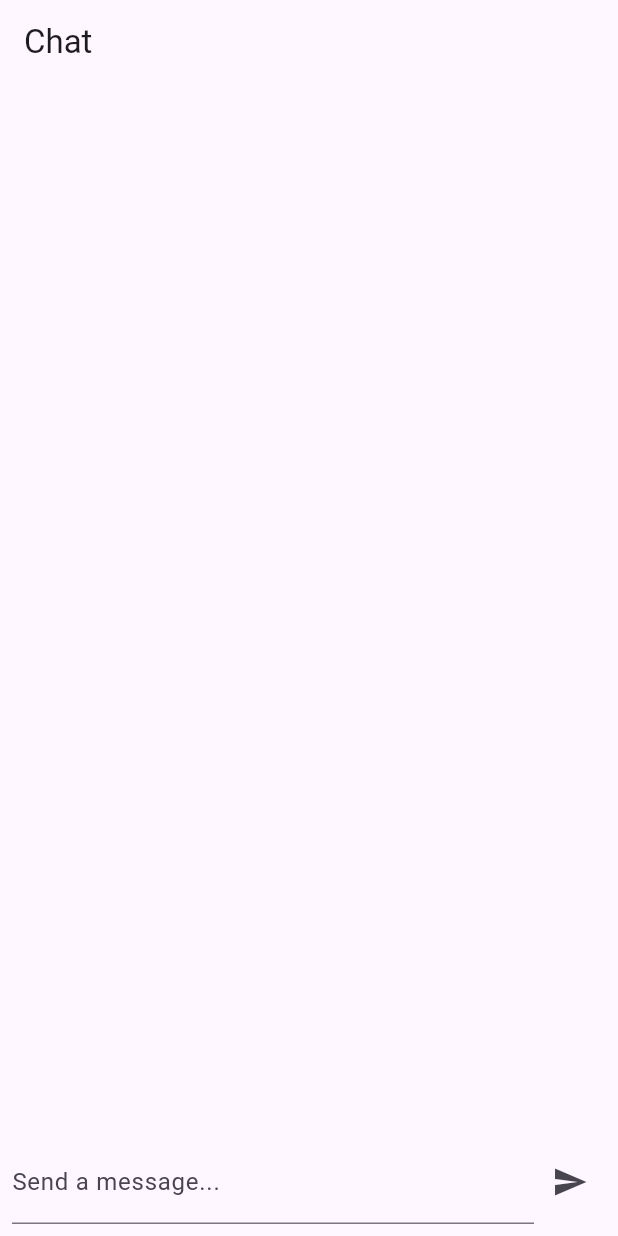
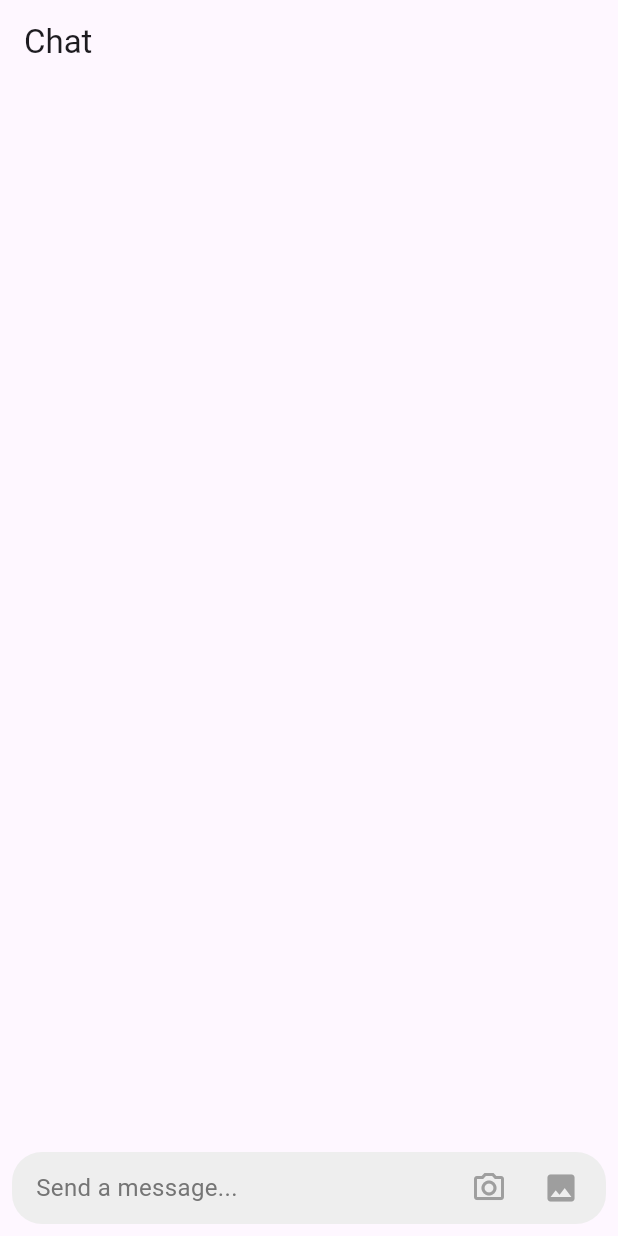
Before and after one commit to andunieee/smallities, a Flutter app: the screen it shows after launch, on a phone screen of 412 x 824 dp. Run offline on Flutter 3.47's test engine with Material 3 defaults, Android fonts, the phone set to English and light mode, and no system bars; our stand-ins replace image_picker; missing offline and left inert: rinf.

Commit message:
fancier text input

```diff
--- a/analysis_options.yaml
+++ b/analysis_options.yaml
@@ -21,8 +21,9 @@ linter:
   # `// ignore_for_file: name_of_lint` syntax on the line or in the file
   # producing the lint.
   rules:
-    # avoid_print: false  # Uncomment to disable the `avoid_print` rule
-    # prefer_single_quotes: true  # Uncomment to enable the `prefer_single_quotes` rule
+    unnecessary_this: false
+    avoid_print: false
+    prefer_double_quotes: true
 
 # Additional information about this file can be found at
 # https://dart.dev/guides/language/analysis-options
--- /dev/null
+++ b/lib/chat/chat_input_field.dart
@@ -0,0 +1,119 @@
+import "package:flutter/material.dart";
+import "package:image_picker/image_picker.dart";
+import "package:smallities/src/bindings/signals/signals.dart";
+
+class ChatUITextField extends StatefulWidget {
+  const ChatUITextField({super.key});
+
+  @override
+  State<ChatUITextField> createState() => _ChatUITextFieldState();
+}
+
+class _ChatUITextFieldState extends State<ChatUITextField> {
+  final ImagePicker _imagePicker = ImagePicker();
+  final focusNode = FocusNode();
+  final TextEditingController textEditingController = TextEditingController();
+
+  @override
+  void initState() {
+    super.initState();
+    this.textEditingController.addListener(() {
+      this.setState(() {});
+    });
+  }
+
+  @override
+  void dispose() {
+    this.textEditingController.dispose();
+    super.dispose();
+  }
+
+  @override
+  Widget build(BuildContext context) {
+    final outlineBorder = OutlineInputBorder(
+      borderSide: const BorderSide(color: Colors.transparent),
+      borderRadius: BorderRadius.circular(20),
+    );
+
+    return Container(
+      padding: const EdgeInsets.symmetric(horizontal: 6),
+      margin: const EdgeInsets.symmetric(vertical: 8, horizontal: 8),
+      decoration: BoxDecoration(
+        borderRadius: BorderRadius.circular(20),
+        color: Colors.grey[200],
+      ),
+      child: Row(
+        children: [
+          Expanded(
+            child: TextField(
+              focusNode: this.focusNode,
+              controller: this.textEditingController,
+              onSubmitted: (_) {
+                this.onSubmit();
+              },
+              style: const TextStyle(color: Colors.black),
+              maxLines: 5,
+              minLines: 1,
+              decoration: InputDecoration(
+                hintText: "Send a message...",
+                fillColor: Colors.grey[200],
+                filled: true,
+                hintStyle: TextStyle(
+                  fontSize: 16,
+                  fontWeight: FontWeight.w400,
+                  color: Colors.grey.shade600,
+                  letterSpacing: 0.25,
+                ),
+                contentPadding: const EdgeInsets.symmetric(horizontal: 6),
+                border: outlineBorder,
+                focusedBorder: outlineBorder,
+                enabledBorder: outlineBorder,
+                disabledBorder: outlineBorder,
+              ),
+            ),
+          ),
+          this.textEditingController.text.isNotEmpty
+              ? IconButton(
+                  color: Colors.green,
+                  onPressed: this.onSubmit,
+                  icon: const Icon(Icons.send),
+                )
+              : Row(
+                  children: [
+                    IconButton(
+                      constraints: const BoxConstraints(),
+                      onPressed: () => this.onIconPressed(ImageSource.camera),
+                      icon: const Icon(
+                        Icons.camera_alt_outlined,
+                        color: Colors.grey,
+                      ),
+                    ),
+                    IconButton(
+                      constraints: const BoxConstraints(),
+                      onPressed: () => this.onIconPressed(ImageSource.gallery),
+                      icon: const Icon(Icons.image, color: Colors.grey),
+                    ),
+                  ],
+                ),
+        ],
+      ),
+    );
+  }
+
+  void onSubmit() {
+    MessageSent(content: this.textEditingController.text).sendSignalToRust();
+    this.textEditingController.text = "";
+    this.focusNode.requestFocus();
+  }
+
+  void onIconPressed(ImageSource imageSource) async {
+    try {
+      final XFile? image = await _imagePicker.pickImage(source: imageSource);
+      if (image != null) {
+        print("# image picked: ${image.path}");
+      }
+    } catch (e) {
+      print("## failed to pick image: $e");
+    }
+  }
+}
--- a/lib/chat/chat_view.dart
+++ b/lib/chat/chat_view.dart
@@ -1,6 +1,7 @@
-import 'package:flutter/material.dart';
-import 'package:smallities/chat/message_bubble.dart';
-import 'package:smallities/src/bindings/bindings.dart';
+import "package:flutter/material.dart";
+import "package:smallities/chat/chat_input_field.dart";
+import "package:smallities/chat/message_bubble.dart";
+import "package:smallities/src/bindings/bindings.dart";
 
 class ChatView extends StatelessWidget {
   const ChatView({super.key});
@@ -8,22 +9,9 @@ class ChatView extends StatelessWidget {
   @override
   Widget build(BuildContext context) {
     List<ChatMessage> messages = [];
-    final TextEditingController controller = TextEditingController();
-
-    controller.addListener(() {
-      final String text = controller.text.toLowerCase();
-      controller.value = controller.value.copyWith(
-        text: text,
-        selection: TextSelection(
-          baseOffset: text.length,
-          extentOffset: text.length,
-        ),
-        composing: TextRange.empty,
-      );
-    });
 
     return Scaffold(
-      appBar: AppBar(title: const Text('Chat')),
+      appBar: AppBar(title: const Text("Chat")),
       body: Column(
         children: [
           Expanded(
@@ -46,32 +34,7 @@ class ChatView extends StatelessWidget {
               },
             ),
           ),
-          Padding(
-            padding: const EdgeInsets.all(8.0),
-            child: Row(
-              children: [
-                Expanded(
-                  child: TextField(
-                    controller: controller,
-                    decoration: const InputDecoration(
-                      labelText: 'Send a message...',
-                    ),
-                    onSubmitted: (_) {
-                      MessageSent(content: controller.text).sendSignalToRust();
-                      controller.text = "";
-                    },
-                  ),
-                ),
-                IconButton(
-                  icon: const Icon(Icons.send),
-                  onPressed: () {
-                    MessageSent(content: controller.text).sendSignalToRust();
-                    controller.text = "";
-                  },
-                ),
-              ],
-            ),
-          ),
+          const ChatUITextField(),
         ],
       ),
     );
--- a/pubspec.yaml
+++ b/pubspec.yaml
@@ -37,6 +37,7 @@ dependencies:
   cupertino_icons: ^1.0.8
   rinf: ^8.4.0
   tuple: ^2.0.2
+  image_picker: ^1.1.2
 
 dev_dependencies:
   flutter_test:
```
Also changed, not shown: lib/chat/message_bubble.dart (+11 -8 lines), lib/main.dart (line endings or trailing spaces), pubspec.lock, 4 other files.
